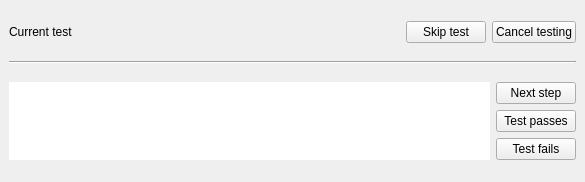
planetfederal/qgis-tester-plugin, file qgistester/testerwidget.ui: the form before one commit.
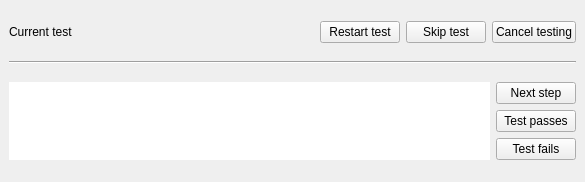
The form after the commit.

Commit message: added restart test button

The edit to the form file:
```diff
--- a/qgistester/testerwidget.ui
+++ b/qgistester/testerwidget.ui
@@ -49,6 +49,13 @@
         </property>
        </spacer>
       </item>
+      <item>
+       <widget class="QPushButton" name="btnRestartTest">
+        <property name="text">
+         <string>Restart test</string>
+        </property>
+       </widget>
+      </item>
       <item>
        <widget class="QPushButton" name="btnSkip">
         <property name="text">
```
The commit also changes 1 other file.
